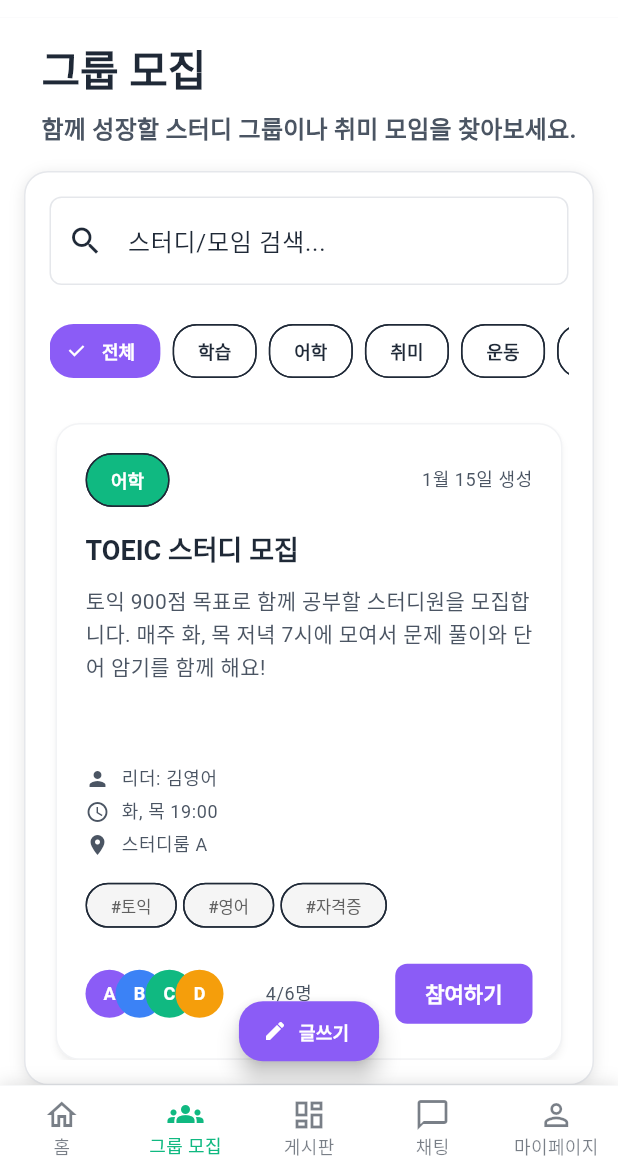
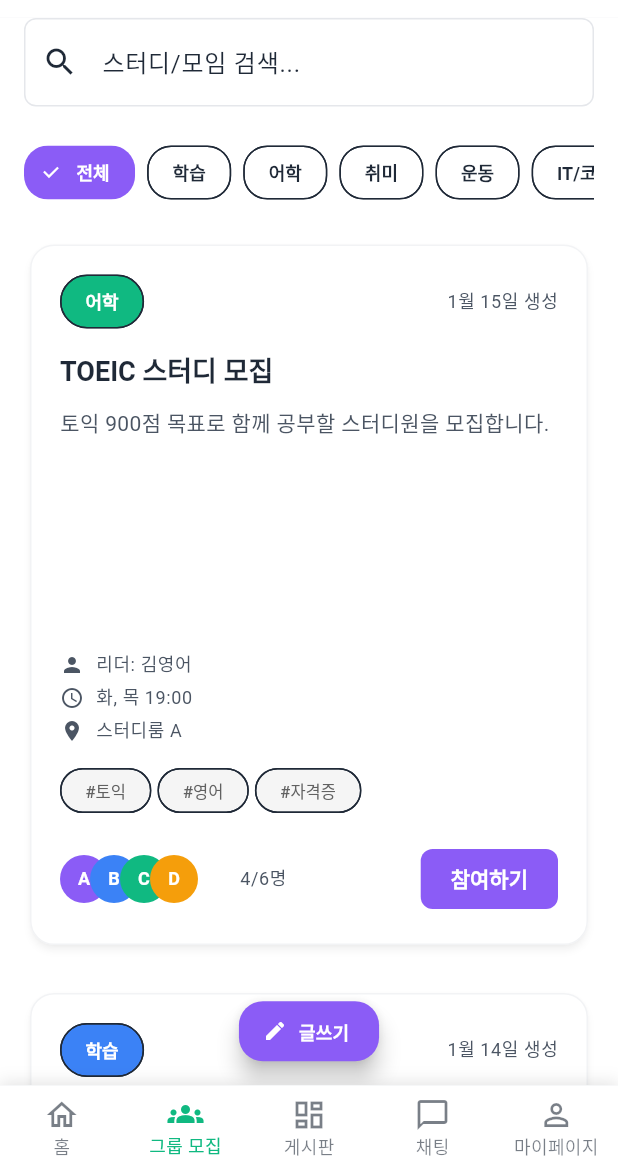
Before and after one commit to Dormitory-community/flutter, a Flutter app: the GroupsScreen screen opened by its route, on a phone screen of 412 x 824 dp, the part 66-1236 px from its top. Run offline on Flutter 3.47's test engine with Material 3 defaults, Android fonts, the phone set to English and light mode, and no system bars; our stand-ins replace cached_network_image, flutter_riverpod, go_router, image_picker, share_plus, shared_preferences and 2 more; missing offline and left inert: kakao_flutter_sdk; accounts and stored records are empty; network calls fail; Roboto replaces fonts that are missing (Pretendard); statements that could not run were skipped.

Commit message:
refactor: 그룹 모집 헤더 삭제

```diff
--- a/lib/features/groups/screens/groups_screen.dart
+++ b/lib/features/groups/screens/groups_screen.dart
@@ -17,13 +17,15 @@
   int _currentPage = 1;
   final int _groupsPerPage = 6;
 
-  final List<String> _categories = ['전체', '학습', '어학', '취미', '운동', 'IT/코딩', '공모전', '자격증'];
+  final List<String> _categories = [
+    '전체', '학습', '어학', '취미', '운동', 'IT/코딩', '공모전', '자격증'
+  ];
 
   final List<StudyGroupModel> _mockStudyGroups = [
     StudyGroupModel(
       id: '1',
       title: 'TOEIC 스터디 모집',
-      description: '토익 900점 목표로 함께 공부할 스터디원을 모집합니다. 매주 화, 목 저녁 7시에 모여서 문제 풀이와 단어 암기를 함께 해요!',
+      description: '토익 900점 목표로 함께 공부할 스터디원을 모집합니다.',
       category: '어학',
       leader: '김영어',
       schedule: '화, 목 19:00',
@@ -36,7 +38,7 @@
     StudyGroupModel(
       id: '2',
       title: '알고리즘 코딩테스트 준비',
-      description: '백준, 프로그래머스 문제를 함께 풀며 코딩테스트를 준비해요. 초보자도 환영합니다!',
+      description: '백준, 프로그래머스 문제를 함께 풀며 코딩테스트를 준비해요.',
       category: '학습',
       leader: '박코딩',
       schedule: '월, 수, 금 20:00',
@@ -49,7 +51,7 @@
     StudyGroupModel(
       id: '3',
       title: '독서 모임 - 자기계발서',
-      description: '매월 자기계발서 한 권씩 읽고 토론하는 모임입니다. 함께 성장해요!',
+      description: '매월 자기계발서 한 권씩 읽고 토론하는 모임입니다.',
       category: '취미',
       leader: '이독서',
       schedule: '매주 일 14:00',
@@ -62,7 +64,7 @@
     StudyGroupModel(
       id: '4',
       title: '헬스 운동 메이트',
-      description: '주 3회 헬스장에서 함께 운동할 메이트를 구합니다. 초보자 환영!',
+      description: '주 3회 헬스장에서 함께 운동할 메이트를 구합니다.',
       category: '운동',
       leader: '최헬스',
       schedule: '월, 수, 금 18:00',
@@ -99,54 +101,11 @@
 
     return Scaffold(
       body: SafeArea(
+        child: Padding(
+          padding: EdgeInsets.symmetric(horizontal: isLargeScreen ? 32 : 16),
           child: Column(
             children: [
-            // Header
-            Container(
-              padding: EdgeInsets.all(isLargeScreen ? 32 : 16),
-              child: Column(
-                crossAxisAlignment: CrossAxisAlignment.start,
-                children: [
-                  Text(
-                    '그룹 모집',
-                    style: theme.textTheme.headlineLarge?.copyWith(
-                      fontWeight: FontWeight.w700,
-                      fontSize: isLargeScreen ? 40 : 28,
-                    ),
-                  ),
-                  const SizedBox(height: 8),
-                  Text(
-                    '함께 성장할 스터디 그룹이나 취미 모임을 찾아보세요.',
-                    style: theme.textTheme.titleMedium?.copyWith(
-                      color: theme.textTheme.bodySmall?.color,
-                      fontSize: isLargeScreen ? 20 : 16,
-                    ),
-                  ),
-                ],
-              ),
-            ),
-
-            // Content Card
-            Expanded(
-              child: Container(
-                margin: EdgeInsets.symmetric(horizontal: isLargeScreen ? 32 : 16),
-                decoration: BoxDecoration(
-                  color: theme.cardColor,
-                  borderRadius: BorderRadius.circular(isLargeScreen ? 32 : 16),
-                  border: Border.all(color: theme.dividerColor),
-                  boxShadow: isLargeScreen ? [] : [
-                    BoxShadow(
-                      color: Colors.black.withOpacity(0.1),
-                      blurRadius: 8,
-                      offset: const Offset(0, 2),
-                    ),
-                  ],
-                ),
-                child: Padding(
-                  padding: EdgeInsets.all(isLargeScreen ? 32 : 16),
-                  child: Column(
-                    children: [
-                      // Search and Create Button
+              // Search + Create
               Row(
                 children: [
                   Expanded(
@@ -184,10 +143,9 @@
                   ],
                 ],
               ),
-
               const SizedBox(height: 24),
 
-                      // Category filters
+              // Categories
               SizedBox(
                 height: 40,
                 child: ListView.separated(
@@ -217,25 +175,24 @@
                   },
                 ),
               ),
-
               const SizedBox(height: 24),
 
               // Groups Grid
               Expanded(
                 child: _paginatedGroups.isNotEmpty
                     ? GridView.builder(
+                  itemCount: _paginatedGroups.length,
                   gridDelegate: SliverGridDelegateWithFixedCrossAxisCount(
                     crossAxisCount: isLargeScreen ? 2 : 1,
                     childAspectRatio: isLargeScreen ? 1.2 : 0.8,
                     crossAxisSpacing: 24,
                     mainAxisSpacing: 24,
                   ),
-                          itemCount: _paginatedGroups.length,
                   itemBuilder: (context, index) {
                     final group = _paginatedGroups[index];
                     return StudyGroupCard(
                       studyGroup: group,
-                                onTap: () => context.go(AppRoutes.groupDetailPath(group.id))
+                      onTap: () => context.go(AppRoutes.groupDetailPath(group.id)),
                     );
                   },
                 )
@@ -249,10 +206,7 @@
                         color: theme.textTheme.bodySmall?.color,
                       ),
                       const SizedBox(height: 16),
-                              Text(
-                                '모임이 없습니다',
-                                style: theme.textTheme.titleLarge,
-                              ),
+                      Text('모임이 없습니다', style: theme.textTheme.titleLarge),
                       const SizedBox(height: 8),
                       Text(
                         '선택한 카테고리나 검색어에 해당하는 모임이 없습니다.',
@@ -309,10 +263,6 @@
           ),
         ),
       ),
-            ),
-          ],
-        ),
-      ),
       floatingActionButtonLocation: FloatingActionButtonLocation.centerFloat,
       floatingActionButton: !isLargeScreen
           ? SizedBox(
@@ -323,7 +273,7 @@
           label: const Text('글쓰기', style: TextStyle(fontSize: 12)),
           backgroundColor: const Color(0xFF8b5cf6),
           foregroundColor: Colors.white,
-          )
+        ),
       )
           : null,
     );
```
Lines whose indentation alone changed are shown as unchanged.
